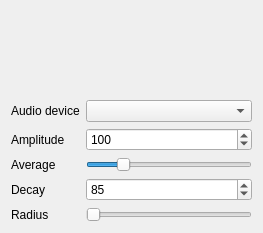
Qt form Effects/SwirlCirclesAudio/SwirlCirclesAudio.ui (DLdota/OpenRGBEffectsPlugin) before a commit.
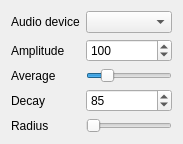
The same form after that commit. Custom widgets are drawn as their Qt base class.

Diff of the .ui file:
```diff
--- a/Effects/SwirlCirclesAudio/SwirlCirclesAudio.ui
+++ b/Effects/SwirlCirclesAudio/SwirlCirclesAudio.ui
@@ -6,45 +6,36 @@
    <rect>
     <x>0</x>
     <y>0</y>
-    <width>263</width>
-    <height>233</height>
+    <width>183</width>
+    <height>140</height>
    </rect>
   </property>
   <property name="windowTitle">
    <string>Form</string>
   </property>
   <layout class="QGridLayout" name="gridLayout">
+   <item row="3" column="0">
+    <widget class="QLabel" name="label_3">
+     <property name="text">
+      <string>Decay</string>
+     </property>
+    </widget>
+   </item>
    <item row="2" column="0">
-    <widget class="QLabel" name="label_2">
+    <widget class="QLabel" name="label_4">
      <property name="text">
-      <string>Amplitude</string>
+      <string>Average</string>
+     </property>
+    </widget>
+   </item>
+   <item row="0" column="0">
+    <widget class="QLabel" name="label">
+     <property name="text">
+      <string>Audio device</string>
      </property>
     </widget>
    </item>
    <item row="1" column="1">
-    <widget class="QComboBox" name="devices">
-     <property name="sizePolicy">
-      <sizepolicy hsizetype="Ignored" vsizetype="Fixed">
-       <horstretch>0</horstretch>
-       <verstretch>0</verstretch>
-      </sizepolicy>
-     </property>
-    </widget>
-   </item>
-   <item row="0" column="0" colspan="2">
-    <spacer name="verticalSpacer">
-     <property name="orientation">
-      <enum>Qt::Vertical</enum>
-     </property>
-     <property name="sizeHint" stdset="0">
-      <size>
-       <width>20</width>
-       <height>40</height>
-      </size>
-     </property>
-    </spacer>
-   </item>
-   <item row="2" column="1">
     <widget class="QSpinBox" name="amplitude">
      <property name="minimum">
       <number>1</number>
@@ -57,7 +48,7 @@
      </property>
     </widget>
    </item>
-   <item row="3" column="1">
+   <item row="2" column="1">
     <widget class="QTooltipedSlider" name="average">
      <property name="minimum">
       <number>8</number>
@@ -76,54 +67,50 @@
      </property>
     </widget>
    </item>
-   <item row="1" column="0">
-    <widget class="QLabel" name="label">
-     <property name="text">
-      <string>Audio device</string>
-     </property>
-    </widget>
-   </item>
-   <item row="3" column="0">
-    <widget class="QLabel" name="label_4">
-     <property name="text">
-      <string>Average</string>
-     </property>
-    </widget>
-   </item>
-   <item row="4" column="1">
-    <widget class="QSpinBox" name="decay">
-     <property name="minimum">
-      <number>1</number>
-     </property>
-     <property name="maximum">
-      <number>100</number>
-     </property>
-     <property name="value">
-      <number>85</number>
-     </property>
-    </widget>
-   </item>
    <item row="4" column="0">
-    <widget class="QLabel" name="label_3">
-     <property name="text">
-      <string>Decay</string>
-     </property>
-    </widget>
-   </item>
-   <item row="5" column="0">
     <widget class="QLabel" name="label_5">
      <property name="text">
       <string>Radius</string>
      </property>
     </widget>
    </item>
-   <item row="5" column="1">
+   <item row="4" column="1">
     <widget class="QTooltipedSlider" name="radius">
      <property name="orientation">
       <enum>Qt::Horizontal</enum>
      </property>
     </widget>
    </item>
+   <item row="1" column="0">
+    <widget class="QLabel" name="label_2">
+     <property name="text">
+      <string>Amplitude</string>
+     </property>
+    </widget>
+   </item>
+   <item row="3" column="1">
+    <widget class="QSpinBox" name="decay">
+     <property name="minimum">
+      <number>1</number>
+     </property>
+     <property name="maximum">
+      <number>100</number>
+     </property>
+     <property name="value">
+      <number>85</number>
+     </property>
+    </widget>
+   </item>
+   <item row="0" column="1">
+    <widget class="QComboBox" name="devices">
+     <property name="sizePolicy">
+      <sizepolicy hsizetype="Ignored" vsizetype="Fixed">
+       <horstretch>0</horstretch>
+       <verstretch>0</verstretch>
+      </sizepolicy>
+     </property>
+    </widget>
+   </item>
   </layout>
  </widget>
  <customwidgets>
```
